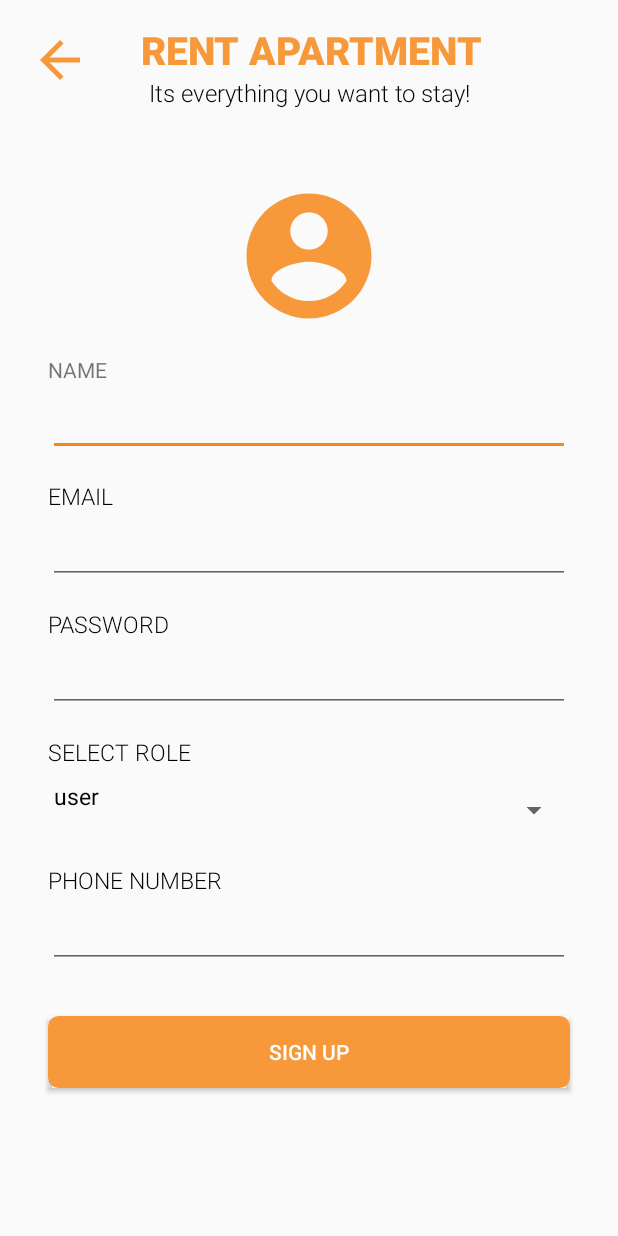
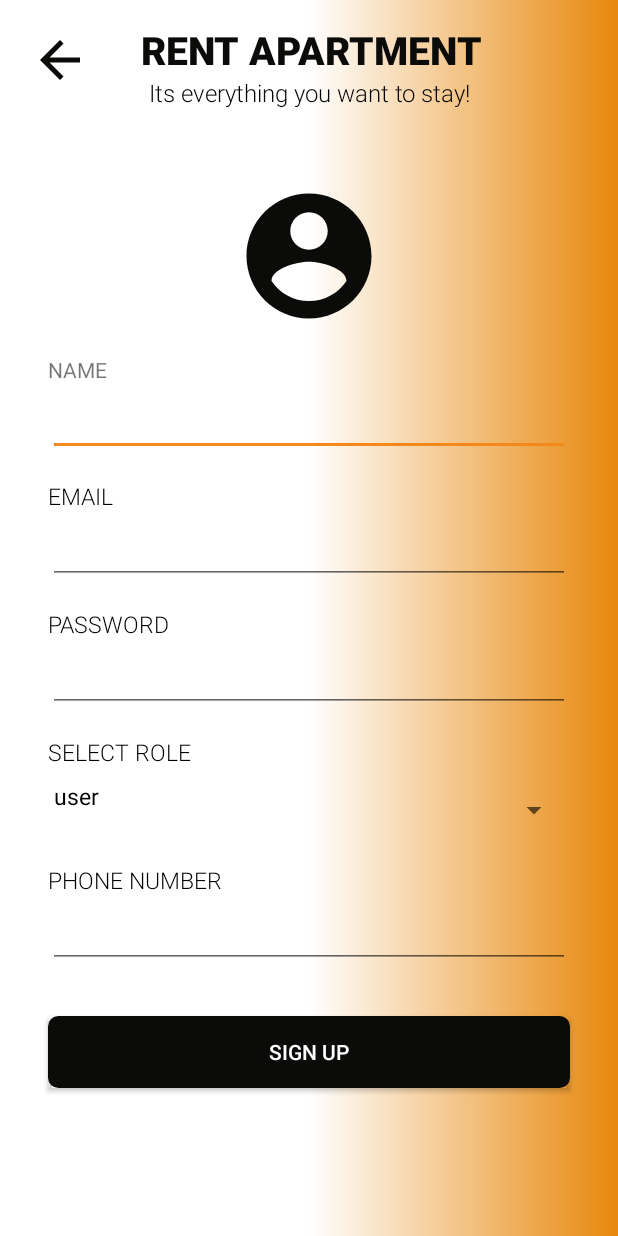
Before and after one commit to alekyavalisetty/appartment-rental-app, an Android app: the screen it shows after launch (Signup_activity), after a tap on "Sign up", on a phone screen of 412 x 824 dp. Run offline under Robolectric (Android 15) with nearby library versions, the phone set to English and light mode, and no system bars; our stand-ins replace Firebase (no records; nobody signed in at launch, a user with empty details on screens opened directly); 1 other tap on this screen came first.

Commit message:
Added new ui elements, modified Ui and new colors

```diff
--- a/app/src/main/res/drawable/background_rounded.xml
+++ b/app/src/main/res/drawable/background_rounded.xml
@@ -3,8 +3,8 @@
 
     <item>
         <shape android:shape="rectangle">
-            <solid android:color="#FF9901"/>
-            <stroke android:color="#FF9901" android:width="10dp" />
+            <solid android:color="#000000"/>
+            <stroke android:width="10dp" android:color="#000000" />
             <!--corners allow us to make the rounded corners button-->
             <corners android:radius="2dp" />
         </shape>
--- /dev/null
+++ b/app/src/main/res/drawable/backgroundgradient.xml
@@ -0,0 +1,9 @@
+<?xml version="1.0" encoding="utf-8"?>
+<shape xmlns:android="http://schemas.android.com/apk/res/android">
+
+
+    <gradient android:centerColor="#FFFFFF"
+        android:endColor="#E7870B"
+        android:startColor="#FFFFFF"
+        android:type="linear"/>
+</shape>
--- a/app/src/main/res/drawable/ic_home.xml
+++ b/app/src/main/res/drawable/ic_home.xml
@@ -4,6 +4,6 @@
         android:viewportWidth="24.0"
         android:viewportHeight="24.0">
     <path
-        android:fillColor="#f7993b"
+        android:fillColor="#000000"
         android:pathData="M10,20v-6h4v6h5v-8h3L12,3 2,12h3v8z"/>
 </vector>
--- a/app/src/main/res/layout/activity_login.xml
+++ b/app/src/main/res/layout/activity_login.xml
@@ -5,8 +5,7 @@
     android:layout_width="match_parent"
     android:layout_height="match_parent"
     tools:context=".Login_activity"
-    android:background="#fff">
-
+    android:background="@drawable/backgroundgradient">
 
 
     <LinearLayout
@@ -15,6 +14,8 @@
         android:orientation="vertical"
         android:layout_centerInParent="true"
         android:id="@+id/ll_form">
+
+
 
         <ImageView
             android:layout_width="wrap_content"
--- a/app/src/main/res/layout/activity_signup_activity.xml
+++ b/app/src/main/res/layout/activity_signup_activity.xml
@@ -4,6 +4,7 @@ xmlns:app="http://schemas.android.com/apk/res-auto"
 xmlns:tools="http://schemas.android.com/tools"
 android:layout_width="match_parent"
 android:layout_height="match_parent"
+    android:background="@drawable/backgroundgradient"
 tools:context=".Signup_activity"
 android:orientation="vertical">
 
--- a/app/src/main/res/values/colors.xml
+++ b/app/src/main/res/values/colors.xml
@@ -1,14 +1,14 @@
 <?xml version="1.0" encoding="utf-8"?>
 <resources>
-    <color name="colorPrimary">#f7993b</color>
-    <color name="colorPrimaryDark">#f5881b</color>
+    <color name="colorPrimary">#0B0B0A</color>
+    <color name="colorPrimaryDark">#070707</color>
     <color name="colorAccent">#f5881b</color>
     <color name="white">#fff</color>
     <color name="black">#000</color>
     <color name="blue">#2196f3</color>
 
 
-
+    <color name="background">#77B1B1B1</color>
     <color name="transparent">#00000000</color>
 
     <color name="gradStart">#fff86e</color>
```
Also changed, not shown: app/src/main/res/drawable/backgroundgradient2.xml (added, +9 -0 lines), app/src/main/res/drawable/bottom_border.xml (added, +10 -0 lines).
